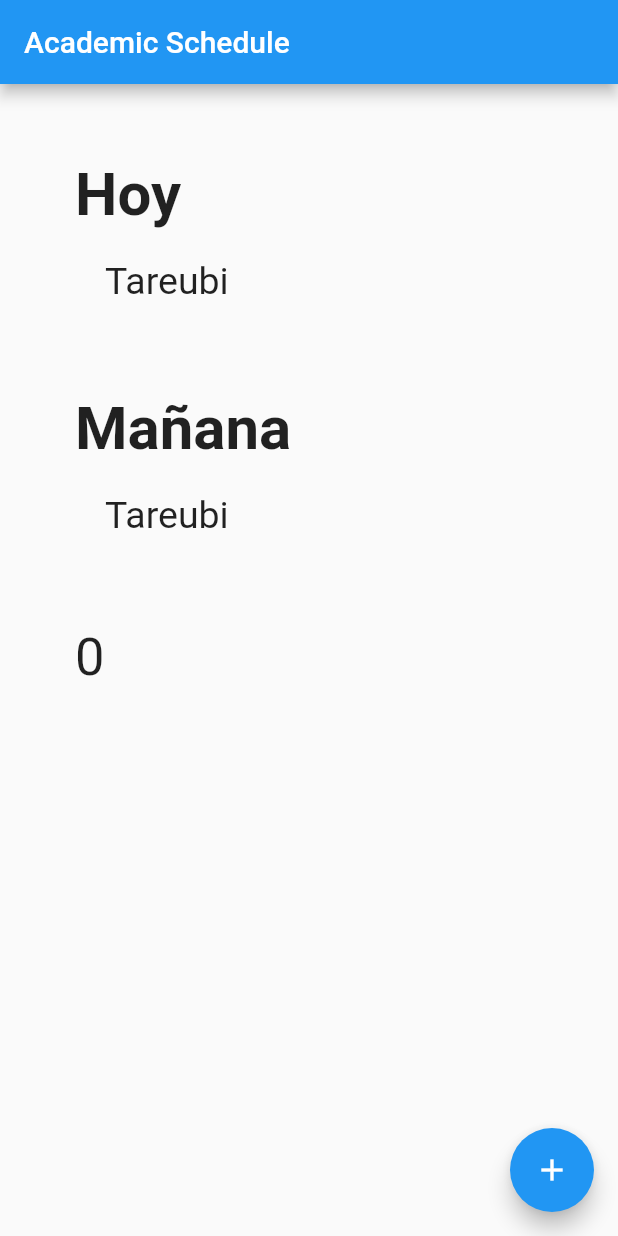
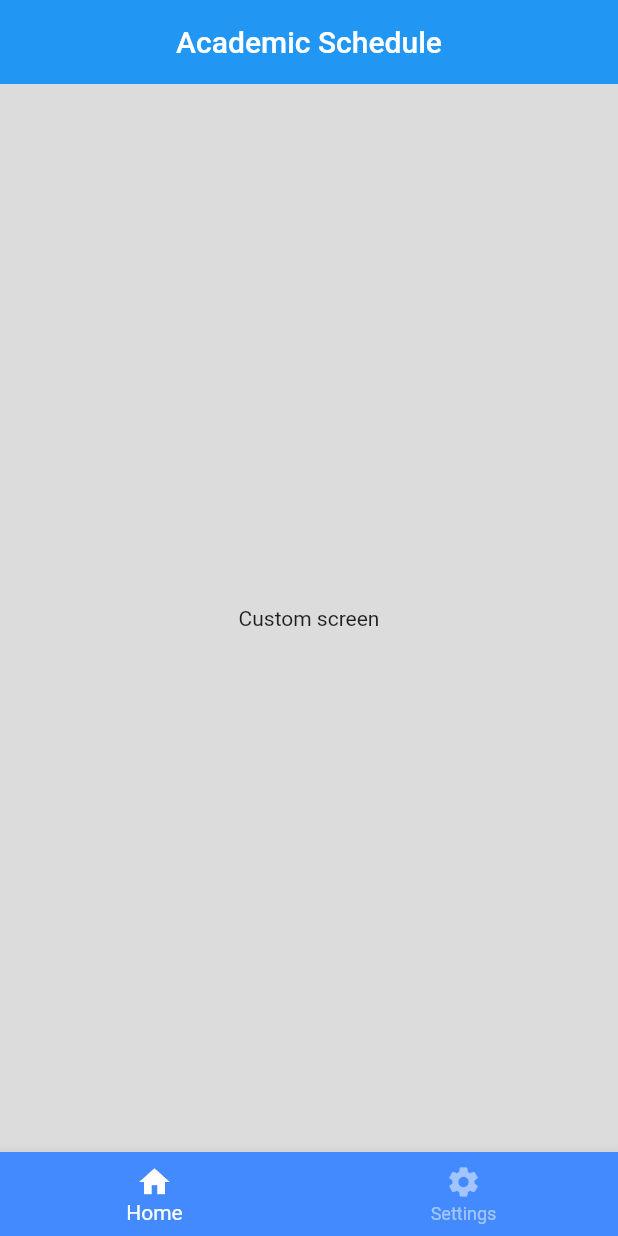
Before and after one commit to bautifrigole/AcademicSchedule, a Flutter app: the screen it shows after launch, on a phone screen of 412 x 824 dp. Run offline on Flutter 3.47's test engine with Material 2 defaults, Android fonts, the light colour scheme and no system bars.

Commit message:
Added screens with tabs

```diff
--- a/Flutter project/lib/main.dart
+++ b/Flutter project/lib/main.dart
@@ -1,163 +1,17 @@
 import 'package:flutter/material.dart';
+import 'screens/home_screen.dart';
 
-void main() {
-  runApp(const MyApp());
-}
+void main() => runApp(const MyApp());
 
 class MyApp extends StatelessWidget {
   const MyApp({super.key});
 
-  // This widget is the root of your application.
   @override
   Widget build(BuildContext context) {
-    return MaterialApp(
-      title: 'Flutter Demo',
-      theme: ThemeData(
-        // This is the theme of your application.
-        //
-        // Try running your application with "flutter run". You'll see the
-        // application has a blue toolbar. Then, without quitting the app, try
-        // changing the primarySwatch below to Colors.green and then invoke
-        // "hot reload" (press "r" in the console where you ran "flutter run",
-        // or simply save your changes to "hot reload" in a Flutter IDE).
-        // Notice that the counter didn't reset back to zero; the application
-        // is not restarted.
-        primarySwatch: Colors.blue,
-      ),
-      home: const MyHomePage(title: 'Academic Schedule'),
+    return const MaterialApp(
+      debugShowCheckedModeBanner: false,
+        title: "Academic Schedule",
+        home: HomeScreen()
     );
   }
 }
-
-class MyHomePage extends StatefulWidget {
-  const MyHomePage({super.key, required this.title});
-
-  // This widget is the home page of your application. It is stateful, meaning
-  // that it has a State object (defined below) that contains fields that affect
-  // how it looks.
-
-  // This class is the configuration for the state. It holds the values (in this
-  // case the title) provided by the parent (in this case the App widget) and
-  // used by the build method of the State. Fields in a Widget subclass are
-  // always marked "final".
-
-  final String title;
-
-  @override
-  State<MyHomePage> createState() => _MyHomePageState();
-}
-
-class _MyHomePageState extends State<MyHomePage> {
-  int _counter = 0;
-
-  void _incrementCounter() {
-    setState(() {
-      // This call to setState tells the Flutter framework that something has
-      // changed in this State, which causes it to rerun the build method below
-      // so that the display can reflect the updated values. If we changed
-      // _counter without calling setState(), then the build method would not be
-      // called again, and so nothing would appear to happen.
-      _counter++;
-    });
-  }
-
-  @override
-  Widget build(BuildContext context) {
-    // This method is rerun every time setState is called, for instance as done
-    // by the _incrementCounter method above.
-    //
-    // The Flutter framework has been optimized to make rerunning build methods
-    // fast, so that you can just rebuild anything that needs updating rather
-    // than having to individually change instances of widgets.
-    return Scaffold(
-      appBar: AppBar(
-        // Here we take the value from the MyHomePage object that was created by
-        // the App.build method, and use it to set our appbar title.
-        title: Text(widget.title),
-      ),
-      body: Padding(
-        padding: const EdgeInsets.all(50.0),
-        child: Column(
-          // Column is also a layout widget. It takes a list of children and
-          // arranges them vertically. By default, it sizes itself to fit its
-          // children horizontally, and tries to be as tall as its parent.
-          //
-          // Invoke "debug painting" (press "p" in the console, choose the
-          // "Toggle Debug Paint" action from the Flutter Inspector in Android
-          // Studio, or the "Toggle Debug Paint" command in Visual Studio Code)
-          // to see the wireframe for each widget.
-          //
-          // Column has various properties to control how it sizes itself and
-          // how it positions its children. Here we use mainAxisAlignment to
-          // center the children vertically; the main axis here is the vertical
-          // axis because Columns are vertical (the cross axis would be
-          // horizontal).
-          mainAxisAlignment: MainAxisAlignment.start,
-          crossAxisAlignment: CrossAxisAlignment.start,
-          children: <Widget>[
-            Row(
-              children: const [
-                Padding(
-                  padding: EdgeInsets.only(bottom: 20.0),
-                  child: Text(
-                    'Hoy',
-                    style: TextStyle(fontSize: 40, fontWeight: FontWeight.bold),
-                  ),
-                ),
-              ],
-            ),
-            Row(
-              children: const [
-                Padding(
-                  padding: EdgeInsets.only(bottom: 60, left: 20),
-                  child: Text(
-                    'Tareubi',
-                    style: TextStyle(fontSize: 25, fontWeight: FontWeight.normal),
-                  ),
-                ),
-              ],
-            ),
-            Row(
-              children: const [
-                Padding(
-                  padding: EdgeInsets.only(bottom: 20.0),
-                  child: Text(
-                    'Mañana',
-                    style: TextStyle(fontSize: 40, fontWeight: FontWeight.bold),
-                  ),
-                ),
-              ],
-            ),
-            Row(
-              children: const [
-                Padding(
-                  padding: EdgeInsets.only(bottom: 60, left: 20),
-                  child: Text(
-                    'Tareubi',
-                    style: TextStyle(fontSize: 25, fontWeight: FontWeight.normal),
-                  ),
-                ),
-              ],
-            ),
-            Row(
-              children: [
-                Padding(
-                  padding: const EdgeInsets.only(bottom: 60.0),
-                  child: Text(
-                    '$_counter',
-                    style: const TextStyle(fontSize: 35, fontWeight: FontWeight.normal),
-                  ),
-                ),
-              ],
-            ),
-          ],
-        ),
-      ),
-      floatingActionButton: FloatingActionButton(
-        onPressed: _incrementCounter,
-        tooltip: 'Increment',
-        child: const Icon(Icons.add),
-      ), // This trailing comma makes auto-formatting nicer for build methods.
-    );
-  }
-}
--- /dev/null
+++ b/Flutter project/lib/screens/home_screen.dart
@@ -0,0 +1,76 @@
+import 'package:flutter/material.dart';
+
+class HomeScreen extends StatefulWidget{
+  const HomeScreen({super.key});
+
+  @override
+  State<HomeScreen> createState() => _HomeScreenState();
+}
+
+class _HomeScreenState extends State<HomeScreen> {
+
+  int currentPage = 0;
+  final pageController = PageController( initialPage: 0 );
+
+  @override
+  Widget build(BuildContext context){
+    return Scaffold(
+      appBar: AppBar(
+        title: const Text("Academic Schedule"),
+        centerTitle: true,
+        elevation: 0,
+      ),
+
+      body: PageView(
+        controller: pageController,
+        physics: const NeverScrollableScrollPhysics(),
+        children: const [
+          CustomScreen(color: Colors.black12,),
+          CustomScreen(color: Colors.black54,),
+        ],
+      ),
+
+      bottomNavigationBar: BottomNavigationBar(
+        currentIndex: currentPage,
+
+        onTap: (index) {
+          currentPage = index;
+          pageController.animateToPage(index,
+              duration: const Duration( milliseconds: 300),
+              curve: Curves.easeOut);
+          setState(() {});
+        },
+
+        backgroundColor: Colors.blueAccent,
+        selectedItemColor: Colors.white,
+        unselectedItemColor: Colors.white.withOpacity(0.5),
+        items: const [
+          BottomNavigationBarItem(
+            icon: Icon(Icons.home),
+            label: "Home"
+          ),
+
+          BottomNavigationBarItem(
+              icon: Icon(Icons.settings),
+              label: "Settings"
+          ),
+        ],
+      ),
+    );
+  }
+}
+
+class CustomScreen extends StatelessWidget {
+  const CustomScreen({super.key, required this.color});
+  final Color color;
+
+  @override
+  Widget build(BuildContext context) {
+    return Container(
+      color: color,
+      child: const Center(
+        child: Text("Custom screen"),
+      ),
+    );
+  }
+}
```
